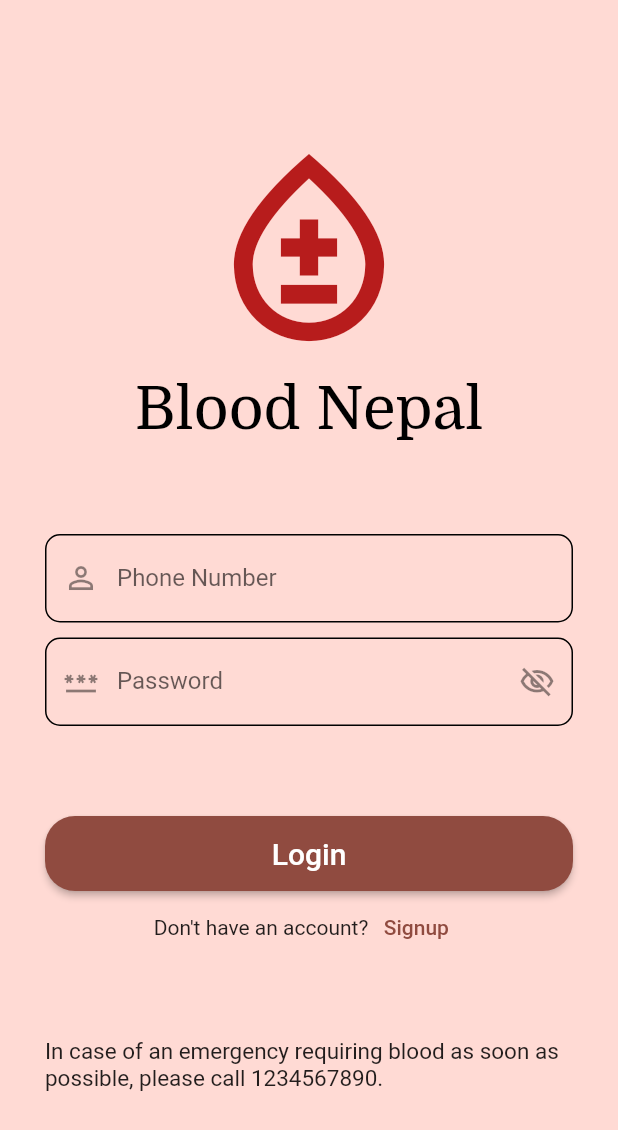
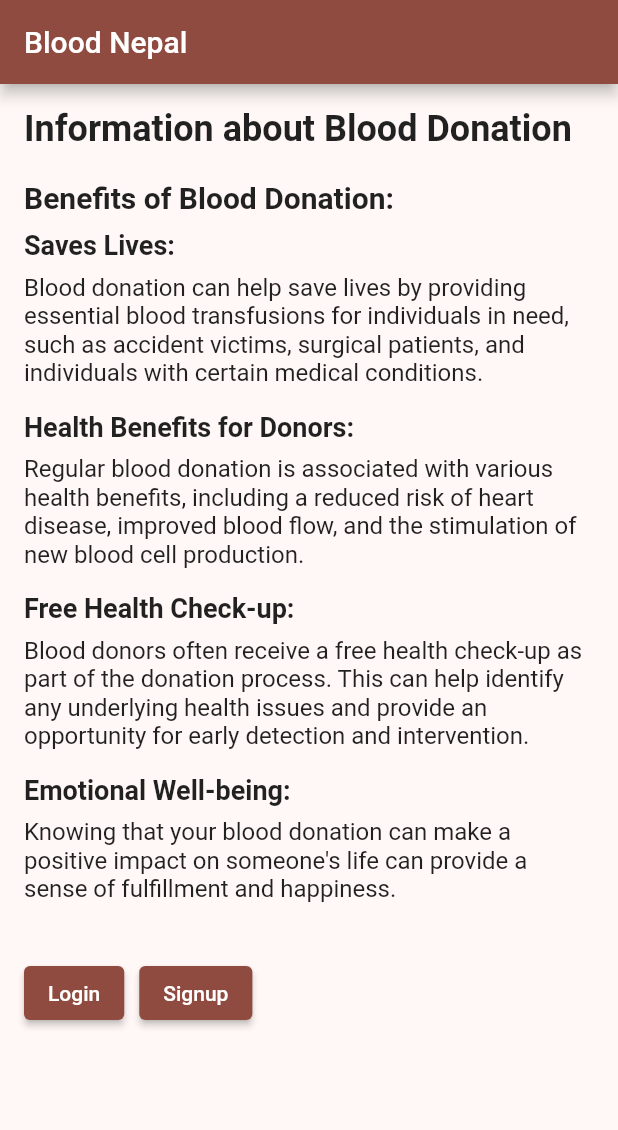
Before and after one commit to sidtuladhar/BloodNepal, a Flutter app: the screen it shows after launch, on a phone screen of 412 x 824 dp. Shown: the top 1130 px of the screen. Run offline on Flutter 3.47's test engine with Material 2 defaults, Android fonts, the phone set to English and light mode, and no system bars; our stand-ins replace flutter_spinkit, hive_flutter; accounts and stored records are empty.

Commit message:
created loading page (hasn't been implemented) and start page with blood donation information

```diff
--- a/lib/main_app.dart
+++ b/lib/main_app.dart
@@ -1,6 +1,7 @@
+import 'package:blood_nepal/ui/loading.dart';
 import 'package:flutter/material.dart';
 
-import 'ui/login.dart';
+import 'ui/start.dart';
 
 class MainApp extends StatelessWidget {
   const MainApp({super.key});
@@ -13,7 +14,7 @@ class MainApp extends StatelessWidget {
           seedColor: const Color(0xFFEA0000),
         ),
       ),
-      home: const Login(),
+      home: const Start(),
     );
   }
 }
--- a/lib/ui/home.dart
+++ b/lib/ui/home.dart
@@ -12,7 +12,7 @@ class Home extends StatelessWidget {
   Widget build(BuildContext context) {
     return Scaffold(
       appBar: AppBar(
-        title: Text(_boxLogin.get("fullName")),
+        title: const Text("Welcome"),
         elevation: 0,
         actions: [
           Padding(
--- /dev/null
+++ b/lib/ui/start.dart
@@ -0,0 +1,93 @@
+import 'package:flutter/material.dart';
+import 'package:http/http.dart';
+import 'login.dart';
+import 'signup.dart';
+
+class Start extends StatelessWidget {
+  const Start({super.key});
+
+  @override
+  Widget build(BuildContext context) {
+    return Scaffold(
+      appBar: AppBar(
+        title: const Text('Blood Nepal'),
+      ),
+      body: SingleChildScrollView(
+        padding: const EdgeInsets.all(16),
+        child: Column(
+          crossAxisAlignment: CrossAxisAlignment.start,
+          children: [
+            const Text(
+              'Information about Blood Donation',
+              style: TextStyle(fontSize: 24, fontWeight: FontWeight.bold),
+            ),
+            const SizedBox(height: 20),
+            const Text(
+              'Benefits of Blood Donation:',
+              style: TextStyle(fontSize: 20, fontWeight: FontWeight.bold),
+            ),
+            const SizedBox(height: 10),
+            _buildBenefitItem(
+              'Saves Lives:',
+              'Blood donation can help save lives by providing essential blood transfusions for individuals in need, such as accident victims, surgical patients, and individuals with certain medical conditions.',
+            ),
+            _buildBenefitItem(
+              'Health Benefits for Donors:',
+              'Regular blood donation is associated with various health benefits, including a reduced risk of heart disease, improved blood flow, and the stimulation of new blood cell production.',
+            ),
+            _buildBenefitItem(
+              'Free Health Check-up:',
+              'Blood donors often receive a free health check-up as part of the donation process. This can help identify any underlying health issues and provide an opportunity for early detection and intervention.',
+            ),
+            _buildBenefitItem(
+              'Emotional Well-being:',
+              'Knowing that your blood donation can make a positive impact on someone\'s life can provide a sense of fulfillment and happiness.',
+            ),
+            const SizedBox(height: 20),
+            Row(
+              children: [
+                ElevatedButton(
+                  onPressed: () {
+                    Navigator.push(
+                      context,
+                      MaterialPageRoute(builder: (context) => const Login()),
+                    );
+                  },
+                  child: const Text('Login'),
+                ),
+                const SizedBox(width: 10),
+                ElevatedButton(
+                  onPressed: () {
+                    Navigator.push(
+                      context,
+                      MaterialPageRoute(builder: (context) => const Signup()),
+                    );
+                  },
+                  child: const Text('Signup'),
+                ),
+              ],
+            )
+          ],
+        ),
+      ),
+    );
+  }
+
+  Widget _buildBenefitItem(String title, String description) {
+    return Column(
+      crossAxisAlignment: CrossAxisAlignment.start,
+      children: [
+        Text(
+          title,
+          style: const TextStyle(fontSize: 18, fontWeight: FontWeight.bold),
+        ),
+        const SizedBox(height: 8),
+        Text(
+          description,
+          style: const TextStyle(fontSize: 16),
+        ),
+        const SizedBox(height: 16),
+      ],
+    );
+  }
+}
```
Also changed, not shown: lib/ui/loading.dart (added, +27 -0 lines), lib/ui/login.dart (+8 -14 lines), pubspec.yaml (+9 -4 lines), pubspec.lock.
